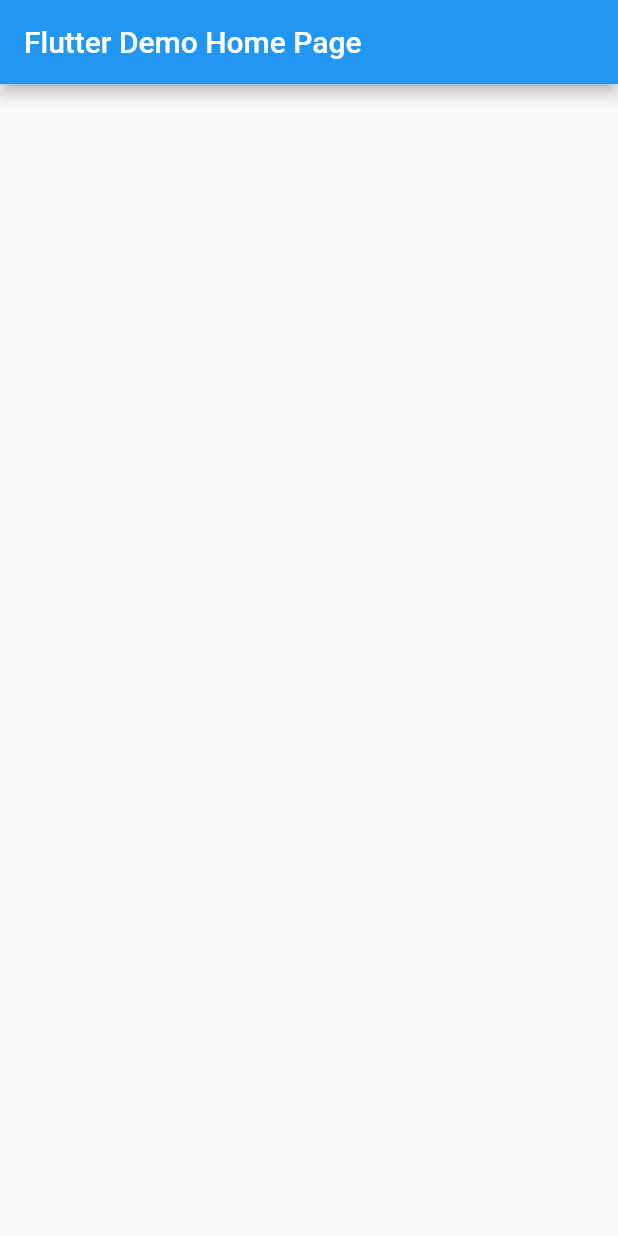
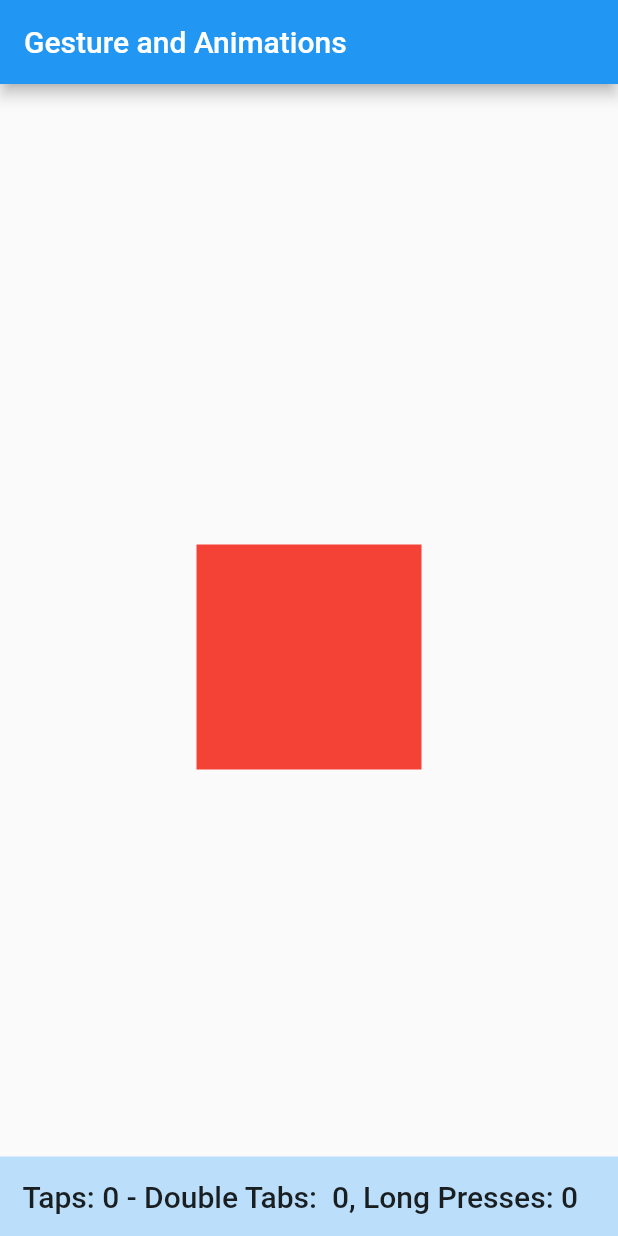
Before and after one commit to poudelmadhav/animation-flutter, a Flutter app: the screen it shows after launch, on a phone screen of 412 x 824 dp. Run offline on Flutter 3.47's test engine with Material 2 defaults, Android fonts, the phone set to English and light mode, and no system bars.

Commit message:
gesture detector

```diff
--- a/lib/main.dart
+++ b/lib/main.dart
@@ -7,11 +7,11 @@ class MyApp extends StatelessWidget {
   @override
   Widget build(BuildContext context) {
     return MaterialApp(
-      title: 'Flutter Demo',
+      title: 'Gesture and Animations',
       theme: ThemeData(
         primarySwatch: Colors.blue,
       ),
-      home: MyHomePage(title: 'Flutter Demo Home Page'),
+      home: MyHomePage(title: 'Gesture and Animations'),
     );
   }
 }
@@ -26,15 +26,71 @@ class MyHomePage extends StatefulWidget {
 }
 
 class _MyHomePageState extends State<MyHomePage> {
+  int numTaps = 0;
+  int numDoubleTaps = 0;
+  int numLongPress = 0;
+  double posX = 0.0;
+  double posY = 0.0;
+  double boxSize = 150.0;
+
   @override
   Widget build(BuildContext context) {
+    if (posX == 0.0) {
+      center(context);
+    }
+
     return Scaffold(
       appBar: AppBar(
         title: Text(widget.title),
       ),
-      body: Center(
-        child: Column(),
+      body: GestureDetector(
+        onTap: () {
+          setState(() {
+            numTaps++;
+          });
+        },
+        onDoubleTap: () {
+          numDoubleTaps++;
+        },
+        onLongPress: () {
+          numLongPress++;
+        },
+        child: Stack(
+          children: <Widget>[
+            Positioned(
+              left: posX,
+              top: posY,
+              child: Container(
+                width: boxSize,
+                height: boxSize,
+                decoration: BoxDecoration(
+                  color: Colors.red,
+                ),
+              ),
+            )
+          ],
+        ),
+      ),
+      bottomNavigationBar: Material(
+        color: Theme.of(context).primaryColorLight,
+        child: Padding(
+          padding: EdgeInsets.all(15.0),
+          child: Text(
+            "Taps: $numTaps - Double Tabs:  $numDoubleTaps, Long Presses: $numLongPress",
+            style: Theme.of(context).textTheme.title,
+          ),
+        ),
       ),
     );
   }
+
+  void center(BuildContext context) {
+    posX = (MediaQuery.of(context).size.width / 2) - boxSize / 2;
+    posY = (MediaQuery.of(context).size.height / 2) - boxSize / 2 - 30.0;
+
+    setState(() {
+      posX = posX;
+      posY = posY;
+    });
+  }
 }
```
